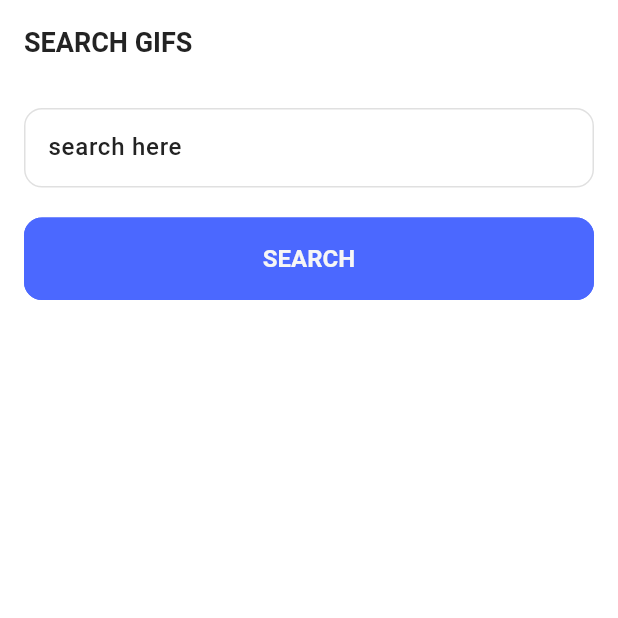
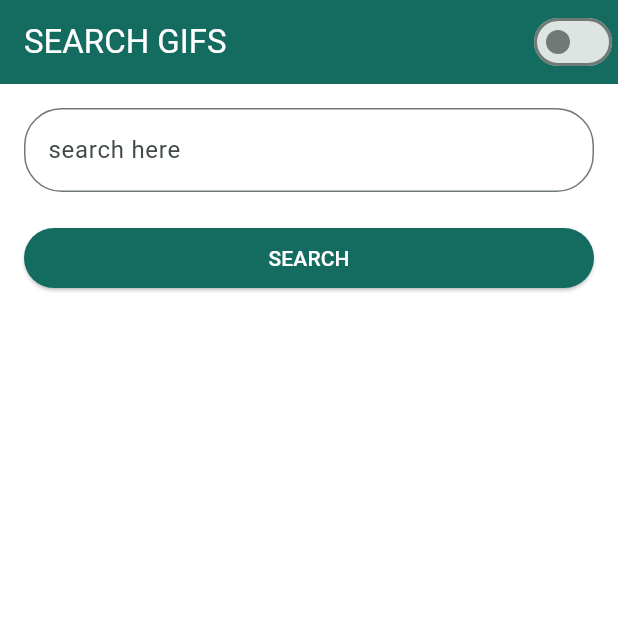
Before and after one commit to GitSuman0699/giphy_test, a Flutter app: the screen it shows after launch, on a phone screen of 412 x 824 dp, the top half of it. Run offline on Flutter 3.47's test engine with Material 3 defaults, Android fonts, the phone set to English and light mode, and no system bars; our stand-ins replace dio, flutter_riverpod, flutter_screenutil; Roboto replaces fonts that are missing (Poppins).

Commit message:
added theme toggle

```diff
--- a/lib/app.dart
+++ b/lib/app.dart
@@ -1,20 +1,25 @@
 import 'package:flutter/material.dart';
+import 'package:flutter_riverpod/flutter_riverpod.dart';
 import 'package:flutter_screenutil/flutter_screenutil.dart';
 import 'package:giphy_test/presentation/screens/root_screen/root_screen.dart';
 import 'package:giphy_test/utils/theme/theme.dart';
 
-class MyApp extends StatelessWidget {
+class MyApp extends ConsumerWidget {
   const MyApp({super.key});
 
   // This widget is the root of your application.
   @override
-  Widget build(BuildContext context) {
+  Widget build(BuildContext context, ref) {
+    final themeNotifier = ref.watch(themeNotifierProvider);
     return ScreenUtilInit(builder: (context, _) {
       return MaterialApp(
         title: 'Flutter Demo',
-        theme: AAppTheme.lightTheme,
-        darkTheme: ThemeData.dark(),
-        themeMode: ThemeMode.light,
+        debugShowCheckedModeBanner: false,
+        theme: lightTheme,
+        darkTheme: darkTheme,
+        themeMode: themeNotifier == Brightness.light
+            ? ThemeMode.light
+            : ThemeMode.dark,
         home: const RootScreen(),
       );
     });
--- a/lib/presentation/screens/giphy_list/giphy_list_screen.dart
+++ b/lib/presentation/screens/giphy_list/giphy_list_screen.dart
@@ -3,6 +3,7 @@ import 'package:flutter/material.dart';
 import 'package:flutter/rendering.dart';
 import 'package:flutter_riverpod/flutter_riverpod.dart';
 import 'package:giphy_test/data/model/giphy_model.dart';
+import 'package:giphy_test/utils/theme/theme.dart';
 
 import 'components/custom_list.dart';
 import 'giphy_list_controller.dart';
@@ -48,6 +49,7 @@ class _GiphyListState extends ConsumerState<GiphyList> {
     return Scaffold(
       appBar: AppBar(
         title: const Text("GIPHY LIST"),
+        actions: [ThemeToggle(ref: ref)],
       ),
       body: giphyData.when(
         loading: () => const Center(
--- a/lib/presentation/screens/root_screen/root_screen.dart
+++ b/lib/presentation/screens/root_screen/root_screen.dart
@@ -2,6 +2,7 @@ import 'package:flutter/material.dart';
 import 'package:flutter_riverpod/flutter_riverpod.dart';
 import 'package:giphy_test/presentation/screens/root_screen/components/custom_elevated_button.dart';
 import 'package:giphy_test/presentation/screens/root_screen/components/custom_text_feild.dart';
+import 'package:giphy_test/utils/theme/theme.dart';
 
 import '../giphy_list/giphy_list_screen.dart';
 
@@ -29,6 +30,7 @@ class _RootScreenState extends ConsumerState<RootScreen> {
       child: Scaffold(
         appBar: AppBar(
           title: const Text("SEARCH GIFS"),
+          actions: [ThemeToggle(ref: ref)],
         ),
         body: Padding(
           padding: const EdgeInsets.all(16),
--- a/lib/utils/theme/theme.dart
+++ b/lib/utils/theme/theme.dart
@@ -1,48 +1,115 @@
 import 'package:flutter/material.dart';
-import 'package:giphy_test/utils/theme/widget_themes/bottom_sheet_theme.dart';
-import 'package:giphy_test/utils/theme/widget_themes/elevated_button_theme.dart';
-import 'package:giphy_test/utils/theme/widget_themes/outlined_button_theme.dart';
-import 'package:giphy_test/utils/theme/widget_themes/text_field_theme.dart';
-import '../constants/colors.dart';
-import 'widget_themes/appbar_theme.dart';
-import 'widget_themes/checkbox_theme.dart';
-import 'widget_themes/chip_theme.dart';
-import 'widget_themes/text_theme.dart';
+import 'package:flutter/scheduler.dart';
+import 'package:flutter_riverpod/flutter_riverpod.dart';
 
-class AAppTheme {
-  AAppTheme._();
+final themeNotifierProvider =
+    StateNotifierProvider.autoDispose<ThemeNotifier, Brightness>(
+  (ref) => ThemeNotifier(),
+  name: (ThemeNotifier).toString(),
+);
 
-  static ThemeData lightTheme = ThemeData(
-    useMaterial3: true,
-    fontFamily: 'Poppins',
-    disabledColor: AppColors.grey,
+class ThemeNotifier extends StateNotifier<Brightness> {
+  ThemeNotifier() : super(_systemBrightness);
+
+  static Brightness get _systemBrightness {
+    return SchedulerBinding.instance.platformDispatcher.platformBrightness;
+  }
+
+  void toggle() {
+    state = state == Brightness.dark ? Brightness.light : Brightness.dark;
+  }
+}
+
+class ThemeToggle extends StatelessWidget {
+  const ThemeToggle({
+    super.key,
+    required this.ref,
+  });
+
+  final WidgetRef ref;
+
+  @override
+  Widget build(BuildContext context) {
+    return Switch(
+      value: ref.watch(themeNotifierProvider) == Brightness.dark ? true : false,
+      onChanged: (value) {
+        ref.watch(themeNotifierProvider.notifier).toggle();
+      },
+    );
+  }
+}
+
+const kPrimaryColor = Color.fromRGBO(20, 108, 97, 1);
+const kDarkBgColor = Color.fromRGBO(19, 28, 33, 1);
+const kLightBgColor = Color.fromRGBO(255, 255, 255, 1);
+const kTextHighlightColor = Color.fromRGBO(58, 113, 253, 1);
+const kDarkAppBarColor = Color.fromRGBO(31, 44, 52, 1);
+const kUnselectedLabelColor = Color.fromRGBO(190, 196, 201, 1);
+const kReceiverMessageColorDark = Color.fromRGBO(37, 45, 49, 1);
+const kSenderMessageColorDark = Color.fromRGBO(5, 96, 98, 1);
+const kSenderMessageColorLight = Color.fromRGBO(215, 251, 211, 1);
+const kDarkTextFieldBgColor = Color.fromRGBO(37, 45, 49, 1);
+const kLightTextFieldBgColor = Color.fromRGBO(245, 245, 245, 1);
+const kReplyMessageColor = Color.fromRGBO(31, 37, 40, 1);
+
+final lightTheme = ThemeData.light().copyWith(
+  colorScheme: ColorScheme.fromSeed(
     brightness: Brightness.light,
-    primaryColor: AppColors.primary,
-    textTheme: AppTextTheme.lightTextTheme,
-    chipTheme: AppChipTheme.lightChipTheme,
-    scaffoldBackgroundColor: AppColors.white,
-    appBarTheme: AAppBarTheme.lightAppBarTheme,
-    checkboxTheme: AppCheckboxTheme.lightCheckboxTheme,
-    bottomSheetTheme: AppBottomSheetTheme.lightBottomSheetTheme,
-    elevatedButtonTheme: AppElevatedButtonTheme.lightElevatedButtonTheme,
-    outlinedButtonTheme: AppOutlinedButtonTheme.lightOutlinedButtonTheme,
-    inputDecorationTheme: AppTextFormFieldTheme.lightInputDecorationTheme,
-  );
+    seedColor: kPrimaryColor,
+  ),
+  scaffoldBackgroundColor: kLightBgColor,
+  appBarTheme: const AppBarTheme(
+    elevation: 0.0,
+    color: kPrimaryColor,
+    foregroundColor: Colors.white,
+  ),
+  elevatedButtonTheme: ElevatedButtonThemeData(
+    style: ElevatedButton.styleFrom(
+      backgroundColor: kPrimaryColor,
+      foregroundColor: Colors.white,
+      elevation: 1.0,
+    ),
+  ),
+  floatingActionButtonTheme: const FloatingActionButtonThemeData(
+      backgroundColor: kPrimaryColor,
+      foregroundColor: Colors.white,
+      shape: CircleBorder()),
+);
 
-  static ThemeData darkTheme = ThemeData(
-    useMaterial3: true,
-    fontFamily: 'Poppins',
-    disabledColor: AppColors.grey,
+final darkTheme = ThemeData.dark().copyWith(
+  scaffoldBackgroundColor: kDarkBgColor,
+  colorScheme: ColorScheme.fromSeed(
+    seedColor: kPrimaryColor,
     brightness: Brightness.dark,
-    primaryColor: AppColors.primary,
-    textTheme: AppTextTheme.darkTextTheme,
-    chipTheme: AppChipTheme.darkChipTheme,
-    scaffoldBackgroundColor: AppColors.black,
-    appBarTheme: AAppBarTheme.darkAppBarTheme,
-    checkboxTheme: AppCheckboxTheme.darkCheckboxTheme,
-    bottomSheetTheme: AppBottomSheetTheme.darkBottomSheetTheme,
-    elevatedButtonTheme: AppElevatedButtonTheme.darkElevatedButtonTheme,
-    outlinedButtonTheme: AppOutlinedButtonTheme.darkOutlinedButtonTheme,
-    inputDecorationTheme: AppTextFormFieldTheme.darkInputDecorationTheme,
-  );
-}
+  ),
+  brightness: Brightness.dark,
+  appBarTheme: const AppBarTheme(
+    elevation: 0.0,
+    color: kDarkAppBarColor,
+    foregroundColor: Colors.white,
+  ),
+  bottomSheetTheme: const BottomSheetThemeData(
+    backgroundColor: kDarkBgColor,
+  ),
+  elevatedButtonTheme: ElevatedButtonThemeData(
+    style: ElevatedButton.styleFrom(
+      elevation: 1.0,
+      backgroundColor: kPrimaryColor,
+      foregroundColor: Colors.black,
+    ),
+  ),
+  snackBarTheme: const SnackBarThemeData(
+    backgroundColor: kDarkTextFieldBgColor,
+    contentTextStyle: TextStyle(color: Colors.white),
+  ),
+  // set underline text field color same as kPrimaryColor
+  inputDecorationTheme: const InputDecorationTheme(
+    focusedBorder: UnderlineInputBorder(
+      borderSide: BorderSide(color: kPrimaryColor, width: 2.0),
+    ),
+  ),
+  floatingActionButtonTheme: const FloatingActionButtonThemeData(
+      backgroundColor: kPrimaryColor,
+      foregroundColor: Colors.white,
+      shape: CircleBorder()),
+);
```
